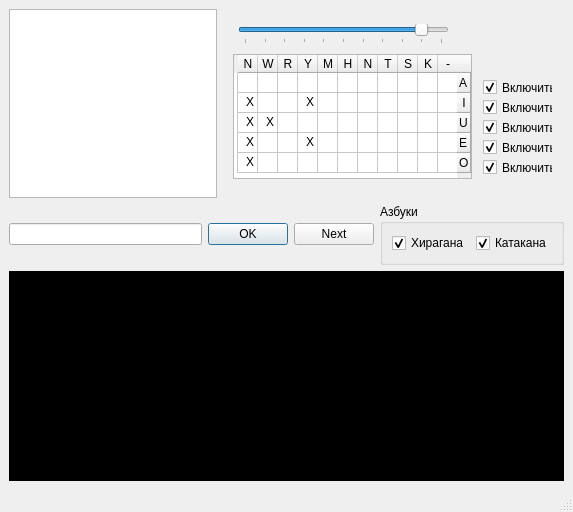
First picture: the form in kana.ui, repository Kracav4ik/kana, before the edit.
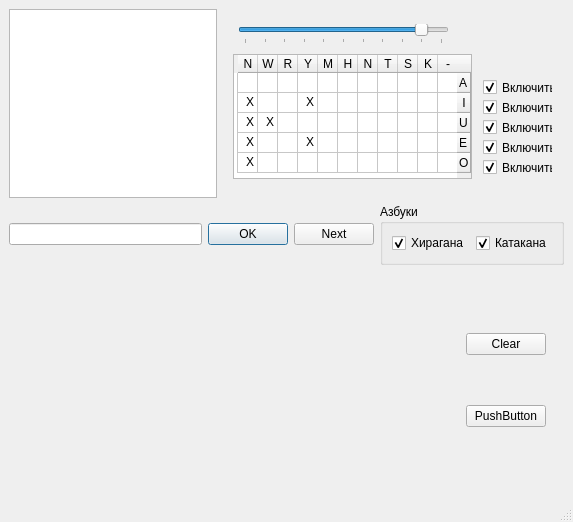
Second picture: the form after the edit. Custom widgets are drawn as their Qt base class.

Commit message: Кана: рисование планшетом более-менее работает

The edit to the form file:
```diff
--- a/kana.ui
+++ b/kana.ui
@@ -7,7 +7,7 @@
     <x>0</x>
     <y>0</y>
     <width>573</width>
-    <height>512</height>
+    <height>522</height>
    </rect>
   </property>
   <property name="windowTitle">
@@ -375,16 +375,51 @@
      </widget>
     </item>
     <item row="2" column="0" colspan="3">
-     <widget class="TabletWidget" name="tabletWidget" native="true">
+     <widget class="QWidget" name="widget_2" native="true">
       <property name="minimumSize">
        <size>
         <width>0</width>
-        <height>210</height>
+        <height>220</height>
        </size>
       </property>
-      <property name="styleSheet">
-       <string notr="true">background-color: black;</string>
-      </property>
+      <layout class="QHBoxLayout" name="horizontalLayout_3">
+       <item>
+        <widget class="TabletWidget" name="tabletWidget" native="true">
+         <property name="sizePolicy">
+          <sizepolicy hsizetype="Expanding" vsizetype="Expanding">
+           <horstretch>0</horstretch>
+           <verstretch>0</verstretch>
+          </sizepolicy>
+         </property>
+         <property name="minimumSize">
+          <size>
+           <width>0</width>
+           <height>0</height>
+          </size>
+         </property>
+        </widget>
+       </item>
+       <item>
+        <widget class="QWidget" name="widget_3" native="true">
+         <layout class="QVBoxLayout" name="verticalLayout">
+          <item>
+           <widget class="QPushButton" name="clearButton">
+            <property name="text">
+             <string>Clear</string>
+            </property>
+           </widget>
+          </item>
+          <item>
+           <widget class="QPushButton" name="pushButton_2">
+            <property name="text">
+             <string>PushButton</string>
+            </property>
+           </widget>
+          </item>
+         </layout>
+        </widget>
+       </item>
+      </layout>
      </widget>
     </item>
    </layout>
```
The commit also changes 2 other files.
